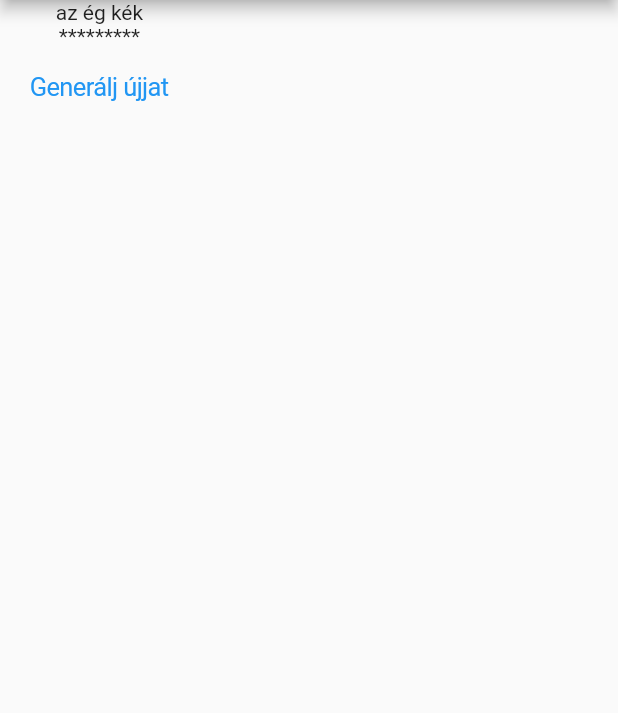
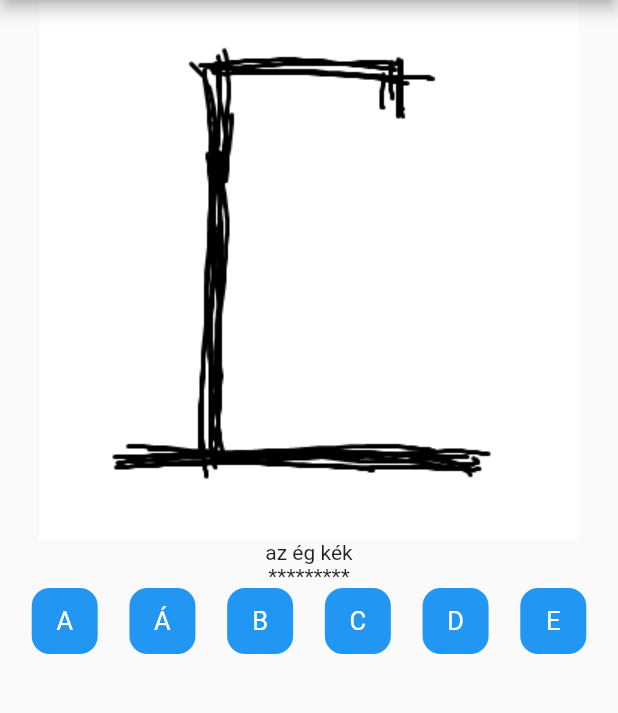
Before and after one commit to vellt/hangman_gyak, a Flutter app: the GameView screen opened directly, on a phone screen of 412 x 824 dp, the part 84-797 px from its top. Run offline on Flutter 3.47's test engine with Material 2 defaults, Android fonts, the light colour scheme and no system bars; our stand-ins replace get.

Commit message:
2023.10.24

```diff
--- a/lib/controllers/game_view_controller.dart
+++ b/lib/controllers/game_view_controller.dart
@@ -2,6 +2,7 @@
 import 'dart:math';
 import 'package:get/get.dart';
 import 'package:hangman/models/tipp.dart';
+import 'package:hangman/views/end_view.dart';
 
 class GameViewController extends GetxController {
   List<String> szovegek = [
@@ -30,6 +31,75 @@ class GameViewController extends GetxController {
     return csillagosSzoveg == randomSzoveg;
   }
 
+  // game over
+  bool vesztettEaFelhasznalo() {
+    int szamlalo = 0;
+    for (int i = 0; i < tippek.length; i++) {
+      if (tippek[i].talaltE == false) {
+        szamlalo++;
+      }
+    }
+    if (szamlalo == 6)
+      return true;
+    else
+      return false;
+  }
+
+  int hibakSzama() {
+    int szamlalo = 0;
+    for (int i = 0; i < tippek.length; i++) {
+      if (tippek[i].talaltE == false) {
+        szamlalo++;
+      }
+    }
+    return szamlalo;
+  }
+
+  bool aMegadottBetuVoltEmar(String betu) {
+    bool tartalmazza = false;
+    for (int i = 0; i < tippek.length; i++) {
+      if (tippek[i].karakter == betu) {
+        tartalmazza = true;
+        break;
+      }
+    }
+    return tartalmazza;
+  }
+
+  void tippHozzaadasa(String betu) {
+    if (randomSzoveg.toLowerCase().contains(betu.toLowerCase())) {
+      // [*,*,*] ***
+      List<String> csillagosSzovegTemp = csillagosSzoveg.split('');
+      for (int i = 0; i < randomSzoveg.length; i++) {
+        if (randomSzoveg[i].toLowerCase() == betu.toLowerCase()) {
+          csillagosSzovegTemp[i] = randomSzoveg[i];
+        }
+      }
+      csillagosSzoveg = csillagosSzovegTemp.join();
+
+      // jó tipp
+      tippek.add(Tipp(
+        karakter: betu,
+        talaltE: true,
+      ));
+      update();
+      if (nyertEaFelhasznalo()) {
+        Get.to(EndView("Gratulálok! Nyertél!", hibakSzama()));
+      }
+    } else {
+      // rossz tipp
+      tippek.add(Tipp(
+        karakter: betu,
+        talaltE: false,
+      ));
+      update();
+      if (vesztettEaFelhasznalo()) {
+        Get.to(EndView("Sajnos vesztettél! Amire gondoltam: ${randomSzoveg} ",
+            hibakSzama()));
+      }
+    }
+  }
+
   @override
   void onInit() {
     // TODO: implement onInit
--- a/lib/views/game_view.dart
+++ b/lib/views/game_view.dart
@@ -17,13 +17,23 @@ class GameView extends StatelessWidget {
           ),
           body: Column(
             children: [
+              Image.asset("images/${controller.hibakSzama()}.png"),
               Text(controller.randomSzoveg),
               Text(controller.csillagosSzoveg),
-              CupertinoButton(
-                child: Text("Generálj újjat"),
-                onPressed: () {
-                  controller.randomSzovegGeneralasa();
-                },
+              Column(
+                children: [
+                  Row(
+                    mainAxisAlignment: MainAxisAlignment.spaceEvenly,
+                    children: [
+                      LetterButton(letter: "A", controller: controller),
+                      LetterButton(letter: "Á", controller: controller),
+                      LetterButton(letter: "B", controller: controller),
+                      LetterButton(letter: "C", controller: controller),
+                      LetterButton(letter: "D", controller: controller),
+                      LetterButton(letter: "E", controller: controller),
+                    ],
+                  )
+                ],
               )
             ],
           ),
@@ -32,3 +42,24 @@ class GameView extends StatelessWidget {
     );
   }
 }
+
+class LetterButton extends StatelessWidget {
+  const LetterButton({
+    required this.letter,
+    required this.controller,
+  });
+
+  final GameViewController controller;
+  final String letter;
+
+  @override
+  Widget build(BuildContext context) {
+    return CupertinoButton.filled(
+      padding: EdgeInsets.zero,
+      child: Text(letter),
+      onPressed: (controller.aMegadottBetuVoltEmar(letter))
+          ? null
+          : () => controller.tippHozzaadasa(letter),
+    );
+  }
+}
--- a/lib/views/home_view.dart
+++ b/lib/views/home_view.dart
@@ -12,10 +12,7 @@ class HomeView extends StatelessWidget {
           child: CupertinoButton.filled(
         child: Text("Start game"),
         onPressed: () {
-          Get.to(
-            () => GameView(),
-            transition: Transition.cupertino,
-          );
+          Get.to(GameView(), transition: Transition.cupertino);
         },
       )),
     );
```
